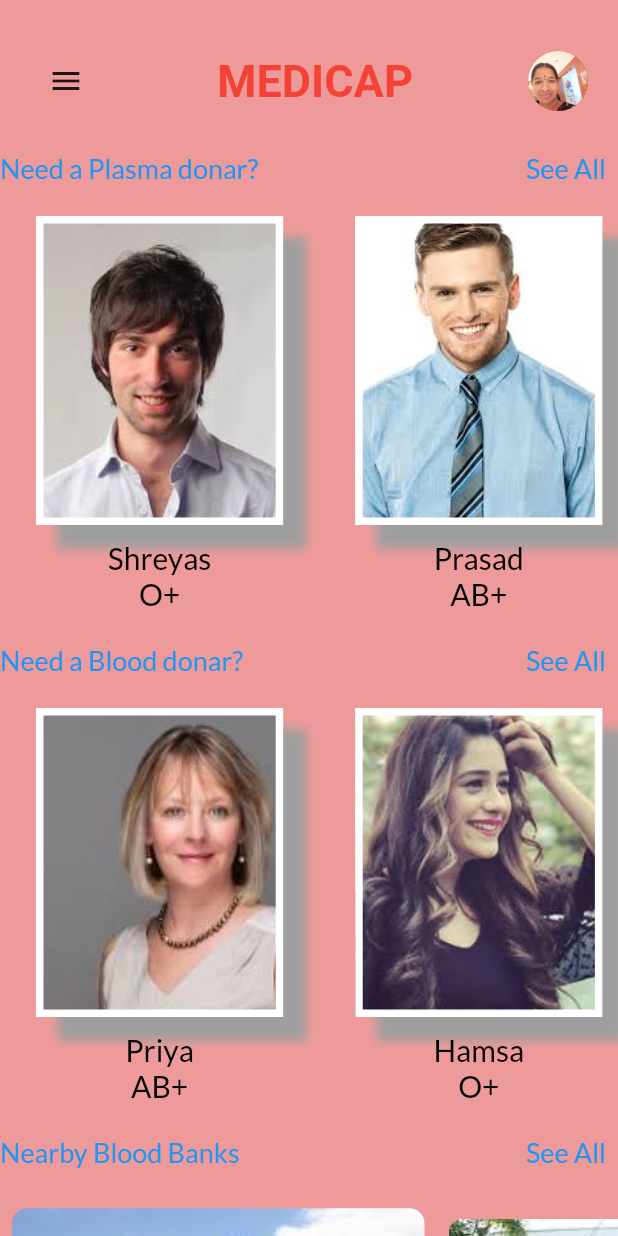
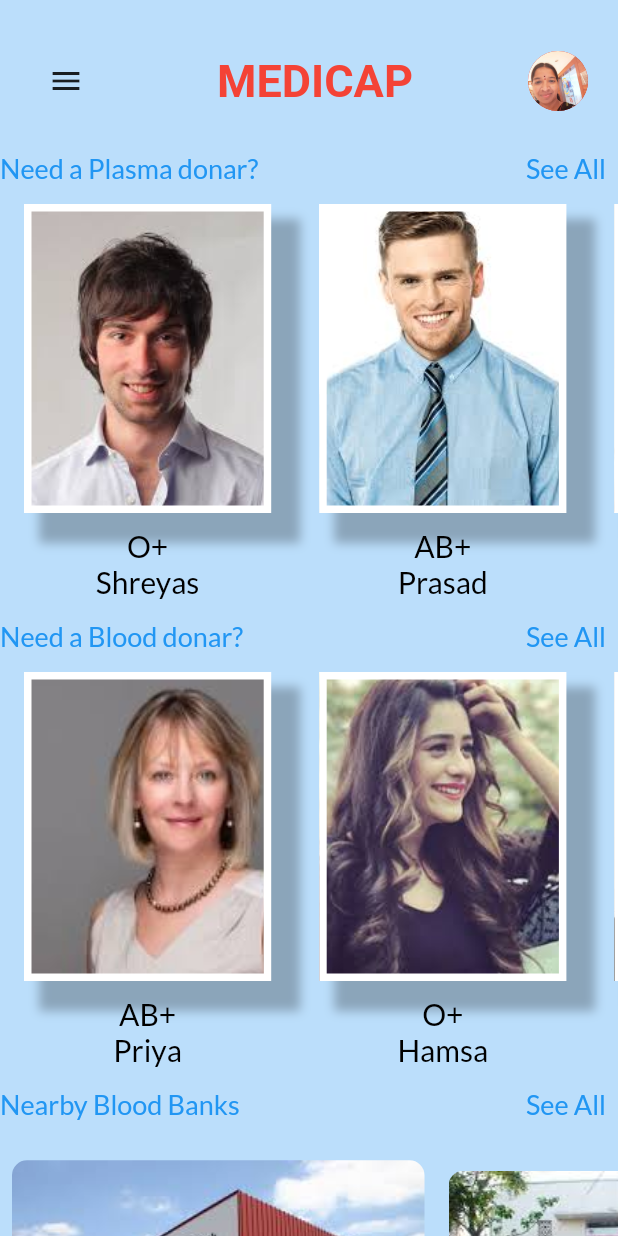
Before and after one commit to ShreyasRaj4/MediCaP, a Flutter app: the Home screen opened directly, on a phone screen of 412 x 824 dp. Run offline on Flutter 3.47's test engine with Material 2 defaults, Android fonts, the phone set to English and light mode, and no system bars; our stand-ins replace firebase_auth, firebase_core, flare_flutter, font_awesome_flutter, form_field_validator, google_fonts and 1 more; missing offline and left inert: flutter_auth_buttons; accounts and stored records are empty.

```diff
--- a/lib/home/homescreen.dart
+++ b/lib/home/homescreen.dart
@@ -1,9 +1,7 @@
-import 'package:MediCaP/authentication_service.dart';
 import 'package:MediCaP/home/bloodbanks.dart';
 import 'package:MediCaP/home/userprofile.dart';
 import 'package:flutter/material.dart';
 import 'package:google_fonts/google_fonts.dart';
-import 'package:provider/provider.dart';
 
 class HomeScreen extends StatefulWidget {
   @override
@@ -25,14 +23,12 @@ class _HomeScreenState extends State<HomeScreen> {
         ..scale(scaleFactor)
         ..rotateY(isDrawerOpen ? -0.5 : 0),
       decoration: BoxDecoration(
-          color: Colors.red[200],
+          color: Colors.blue[100],
           borderRadius: BorderRadius.circular(isDrawerOpen ? 40 : 0.0)),
       child: SingleChildScrollView(
         child: Column(
           children: [
-            SizedBox(
-              height: 30,
-            ),
+            SizedBox(height: 30),
             Container(
               margin: EdgeInsets.symmetric(horizontal: 20),
               child: Row(
@@ -92,8 +88,7 @@ class _HomeScreenState extends State<HomeScreen> {
               scrollDirection: Axis.horizontal,
               child: Row(
                 children: [
-                  UserProfile(
-                      'images/userphotos/profile1.jpg', 'O+', "Shreyas"),
+                  UserProfile( 'images/userphotos/profile1.jpg', 'O+', "Shreyas"),
                   UserProfile(
                       'images/userphotos/profile2.jpg', 'AB+', "Prasad"),
                   UserProfile('images/userphotos/profile3.jpg', 'O-', "Shurti"),
@@ -120,7 +115,8 @@ class _HomeScreenState extends State<HomeScreen> {
                 children: [
                   UserProfile('images/userphotos/profile5.jpg', 'AB+', "Priya"),
                   UserProfile('images/userphotos/profile6.jpg', 'O+', "Hamsa"),
-                  UserProfile('images/userphotos/profile7.jpg', 'A+', "Srinivas"),
+                  UserProfile(
+                      'images/userphotos/profile7.jpg', 'A+', "Srinivas"),
                   UserProfile('images/userphotos/profile8.jpg', 'AB-', "KCR"),
                 ],
               ),
--- a/lib/home/userprofile.dart
+++ b/lib/home/userprofile.dart
@@ -5,26 +5,24 @@ import 'package:google_fonts/google_fonts.dart';
 
 class UserProfile extends StatelessWidget {
   String filename, name, bloodgroup;
-  UserProfile(String filename, String bloodgroup, String name) {
-    this.filename = filename;
-    this.bloodgroup = bloodgroup;
-    this.name = name;
+  UserProfile(String filename,String name,String bloodgroup){
+    this.filename=filename;
+    this.name=name;
+    this.bloodgroup=bloodgroup;
   }
 
   @override
   Widget build(BuildContext context) {
-    return Padding(
-      padding: const EdgeInsets.all(8.0),
-      child: Column(
+    return Column(
       children: [
         MaterialButton(
-            onPressed: ()=>print('open profile'),
+          onPressed: () => print('open profile'),
           child: Container(
             height: MediaQuery.of(context).size.height / 4,
             width: MediaQuery.of(context).size.width / 2.5,
             decoration: new BoxDecoration(
-
               border: Border.all(width: 5.0, color: Colors.white),
+              color: Colors.black,
               image: DecorationImage(
                 fit: BoxFit.cover,
                 image: ExactAssetImage(
@@ -33,9 +31,9 @@ class UserProfile extends StatelessWidget {
               ),
               boxShadow: [
                 BoxShadow(
-                    color: Colors.grey,
+                  color: Colors.black26,
                   blurRadius: 5, // soften the shadow
-                    spreadRadius: 1.0, //extend the shadow
+                  spreadRadius: 5.0, //extend the shadow
                   offset: Offset(
                     15.0, // Move to right 10  horizontally
                     15.0, // Move to bottom 10 Vertically
@@ -45,7 +43,7 @@ class UserProfile extends StatelessWidget {
             ),
           ),
         ),
-          SizedBox(height : 10),
+        SizedBox(height: 10),
         Text(
           name,
           style: GoogleFonts.lato(fontSize: 20, color: Colors.black),
@@ -55,7 +53,6 @@ class UserProfile extends StatelessWidget {
           style: GoogleFonts.lato(fontSize: 20, color: Colors.black),
         ),
       ],
-      ),
     );
   }
 }
--- a/lib/main.dart
+++ b/lib/main.dart
@@ -1,11 +1,11 @@
+import 'package:MediCaP/models.dart';
 import 'package:MediCaP/register/login.dart';
+import 'package:MediCaP/registration.dart';
 import 'package:flutter/material.dart';
 import 'package:firebase_auth/firebase_auth.dart';
 import 'package:firebase_core/firebase_core.dart';
 import 'package:provider/provider.dart';
 import 'package:MediCaP/authentication_service.dart';
-import 'package:MediCaP/home/homescreen.dart';
-
 import 'home/home.dart';
 void main() async {
   WidgetsFlutterBinding.ensureInitialized();
@@ -46,7 +46,7 @@ class AuthenticationWrapper extends StatelessWidget {
     final firebaseUser = context.watch<User>();
 
     if (firebaseUser != null) {
-      return Home();
+      return  Home();
     }
     return Login();
   }
--- a/lib/models.dart
+++ b/lib/models.dart
@@ -1,3 +1,8 @@
 class Booleans {
- static bool isRegistered=false;
+ static bool isRegistered=true;
+
+   static void onprsed(){
+     isRegistered=true;
+   }
+
 }
```
Also changed, not shown: lib/register/signup.dart (+65 -67 lines), lib/registration.dart (added, +14 -0 lines), lib/register/login.dart (line endings or trailing spaces). Lines whose indentation alone changed are shown as unchanged.
